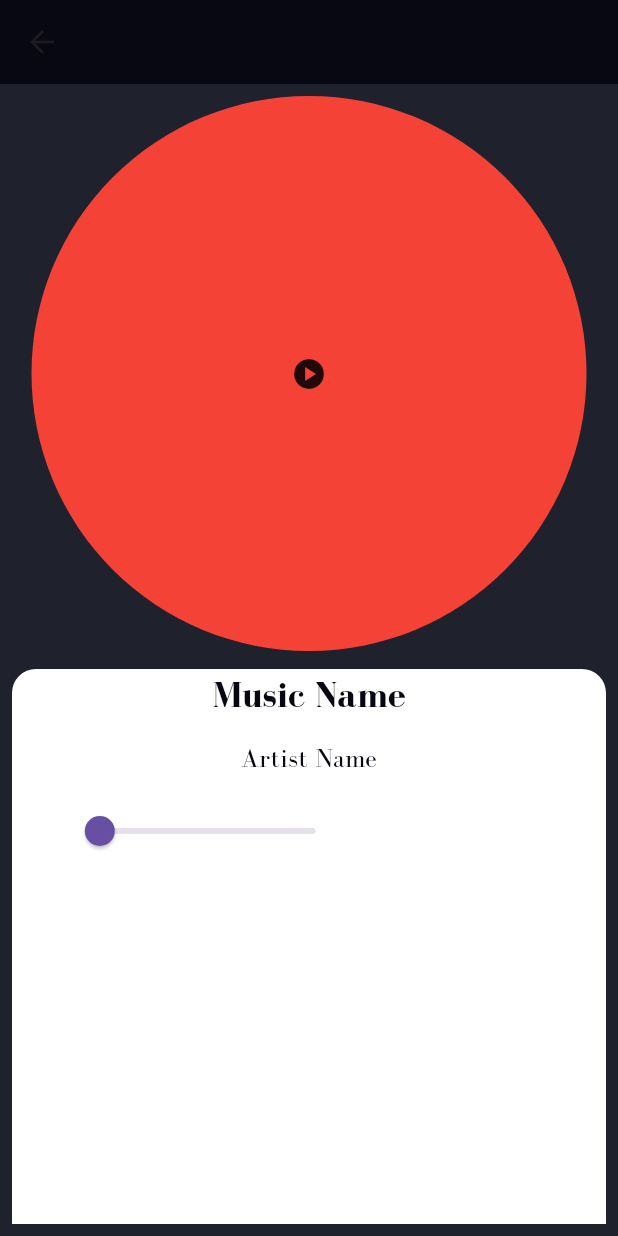
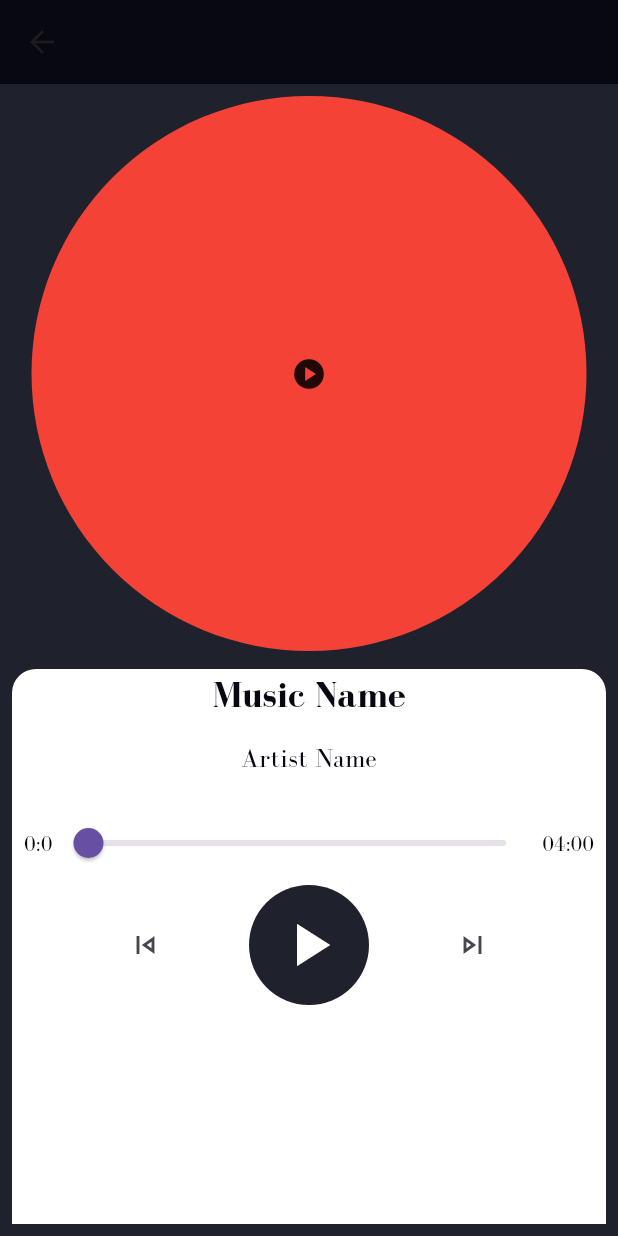
Before and after one commit to zobaer53/Flutter-Music-Player, a Flutter app: the PlayerScreen screen opened directly, on a phone screen of 412 x 824 dp. Run offline on Flutter 3.47's test engine with Material 3 defaults, Android fonts, the light colour scheme and no system bars; our stand-ins replace get, just_audio, on_audio_query, permission_handler.

Commit message:
feature-- player screen UI

```diff
--- a/lib/views/player.dart
+++ b/lib/views/player.dart
@@ -44,13 +44,30 @@ class PlayerScreen extends StatelessWidget {
                     style: myTextStyle(size: 18, color: bgDarkColor,),
                   ),
                   SizedBox(height: 12,),
+                  Padding(
+                    padding: const EdgeInsets.all(8.0),
+                    child: Row(
+                      children: [
+                        Text('0:0', style: myTextStyle(color: bgDarkColor),),
+                        Expanded(child: Slider(value: 0.0, onChanged: (newValue){})),
+                        Text('04:00', style: myTextStyle(color: bgDarkColor),),
+                      ],
+                    ),
+                  ),
+                  SizedBox(height: 12,),
                   Row(
+                    mainAxisSize: MainAxisSize.max,
+                    mainAxisAlignment: MainAxisAlignment.spaceEvenly,
                     children: [
-                      Text('00:00', style: myTextStyle(),),
-                      Slider(value: 0.0, onChanged: (newValue){}),
-                      Text('04:00', style: myTextStyle(),),
-                    ],
-                  )
+                    IconButton(onPressed: () {  }, icon: Icon(Icons.skip_previous_outlined),),
+                    Transform.scale(
+                        scale: 2,
+                        child: CircleAvatar(
+                            backgroundColor: bgColor,
+                            child: IconButton(onPressed: () {  }, icon: Icon(Icons.play_arrow,color: whiteColor,),))),
+                    IconButton(onPressed: () {  }, icon: Icon(Icons.skip_next_outlined),),
+                  ],)
+
                 ],
               ),
             ),
```
